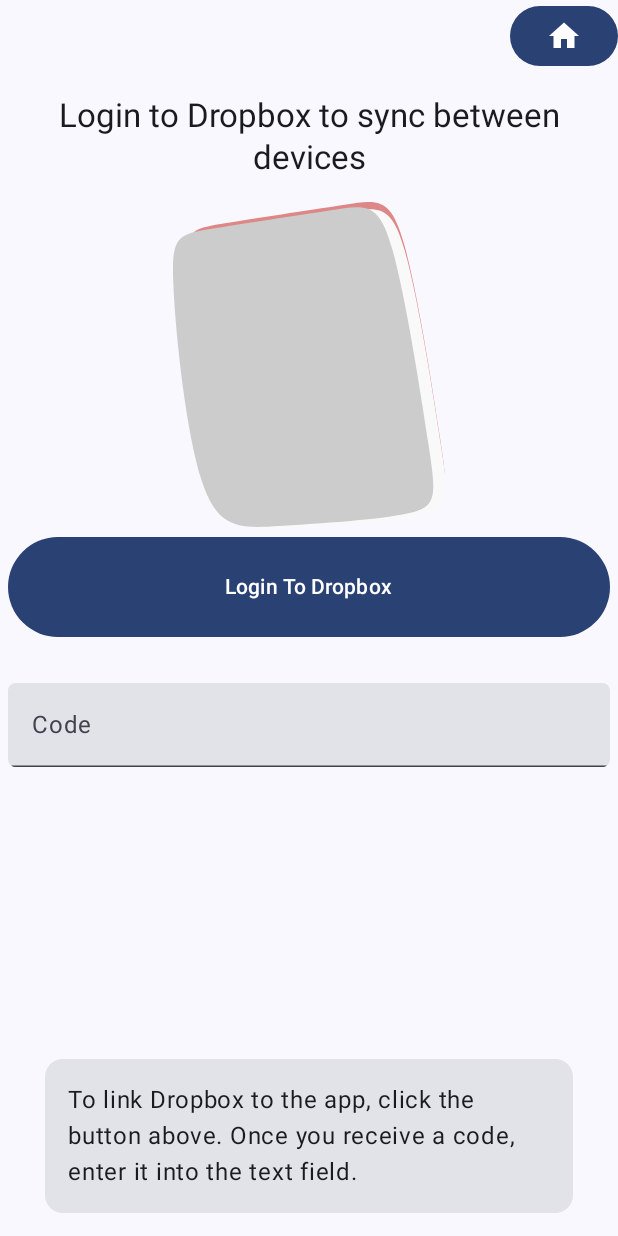
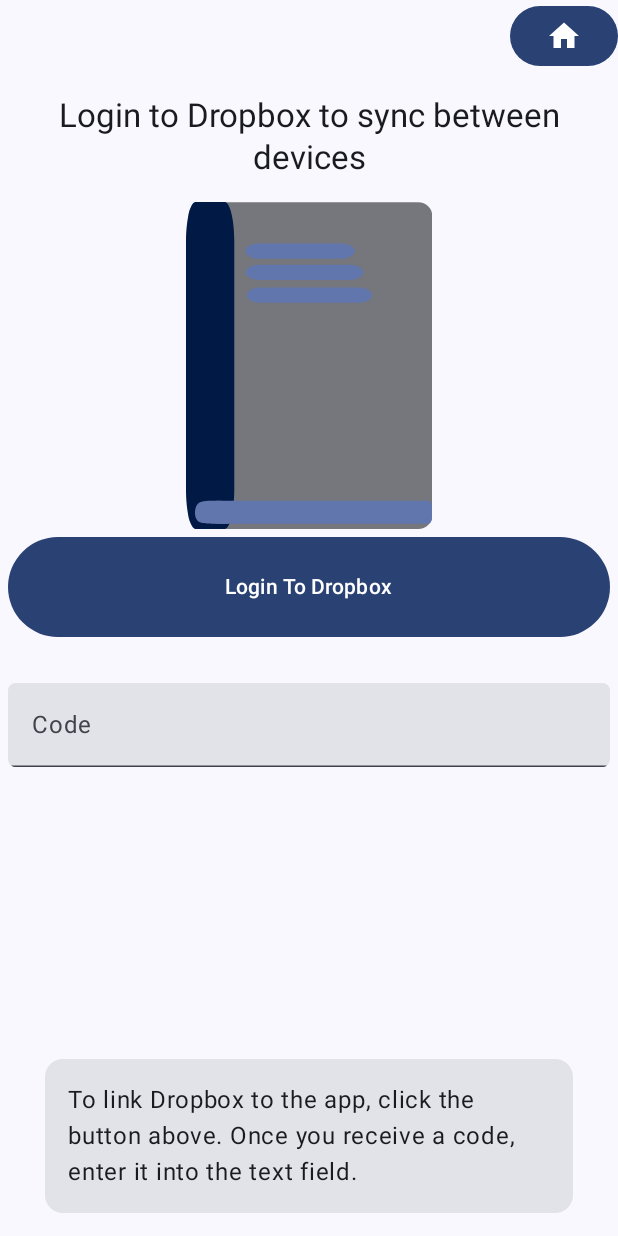
Before and after one commit to olim88/rezepte, an Android app built with Jetpack Compose: the LoginActivity screen opened directly, with no data from a screen before it, on a phone screen of 412 x 824 dp. Run offline under Robolectric (Android 15) with nearby library versions, the phone set to English and light mode, and no system bars; libraries missing offline, so code that uses them is left out: com.dropbox.core; 1 statement that could not run was skipped.

Commit message:
remove unused icon

```diff
--- a/app/build.gradle.kts
+++ b/app/build.gradle.kts
@@ -13,7 +13,7 @@
         applicationId = "olim.rezepte"
         minSdk = 27
         targetSdk = 34
-        versionCode = 1
+        versionCode = 2
         versionName = "1.0"
 
         testInstrumentationRunner = "androidx.test.runner.AndroidJUnitRunner"
--- a/app/src/main/java/olim/rezepte/LoginActivity.kt
+++ b/app/src/main/java/olim/rezepte/LoginActivity.kt
@@ -248,7 +248,7 @@
         )
         //logo
         Image(
-            painter = painterResource(id = R.drawable.book),
+            painter = painterResource(id = R.drawable.icon),
             contentDescription = stringResource(R.string.logo_description),
             contentScale = ContentScale.FillHeight,
             modifier = Modifier
--- a/app/src/main/res/drawable/book.xml
+++ /dev/null
@@ -1,18 +0,0 @@
-<vector xmlns:android="http://schemas.android.com/apk/res/android"
-    android:width="94.93dp"
-    android:height="113.75dp"
-    android:viewportWidth="94.93"
-    android:viewportHeight="113.75">
-  <path
-      android:pathData="m4.24,27.6c0.8,17.29 4.4,51.12 9.92,67.83 5.53,16.71 12.98,16.29 27.01,15.45 14.03,-0.84 34.62,-2.09 44.76,-4.4 10.13,-2.3 9.8,-5.65 7.03,-23.95 -2.76,-18.3 -7.95,-51.54 -12.56,-67.83 -4.61,-16.29 -8.62,-15.62 -20.68,-13.77 -12.06,1.84 -32.15,4.86 -43.21,6.74 -11.05,1.88 -13.06,2.64 -12.27,19.93z"
-      android:strokeWidth="0.264583"
-      android:fillColor="#de8787"/>
-  <path
-      android:pathData="m4.55,30.16c0.8,17.29 4.4,51.12 9.92,67.83 5.53,16.71 12.98,16.29 27.01,15.45 14.03,-0.84 34.62,-2.09 44.76,-4.4 10.13,-2.3 9.8,-5.65 7.03,-23.95 -2.76,-18.3 -7.95,-51.54 -12.56,-67.83 -4.61,-16.29 -8.62,-15.62 -20.68,-13.77 -12.06,1.84 -32.15,4.86 -43.21,6.74 -11.05,1.88 -13.06,2.64 -12.27,19.93z"
-      android:strokeWidth="0.264583"
-      android:fillColor="#f9f9f9"/>
-  <path
-      android:pathData="m0.15,29.43c0.8,17.29 4.4,51.12 9.92,67.83 5.53,16.71 12.98,16.29 27.01,15.45 14.03,-0.84 34.62,-2.09 44.76,-4.4 10.13,-2.3 9.8,-5.65 7.03,-23.95 -2.76,-18.3 -7.95,-51.54 -12.56,-67.83 -4.61,-16.29 -8.62,-15.62 -20.68,-13.77 -12.06,1.84 -32.15,4.86 -43.21,6.74 -11.05,1.88 -13.06,2.64 -12.27,19.93z"
-      android:strokeWidth="0.264583"
-      android:fillColor="#cccccc"/>
-</vector>
```
